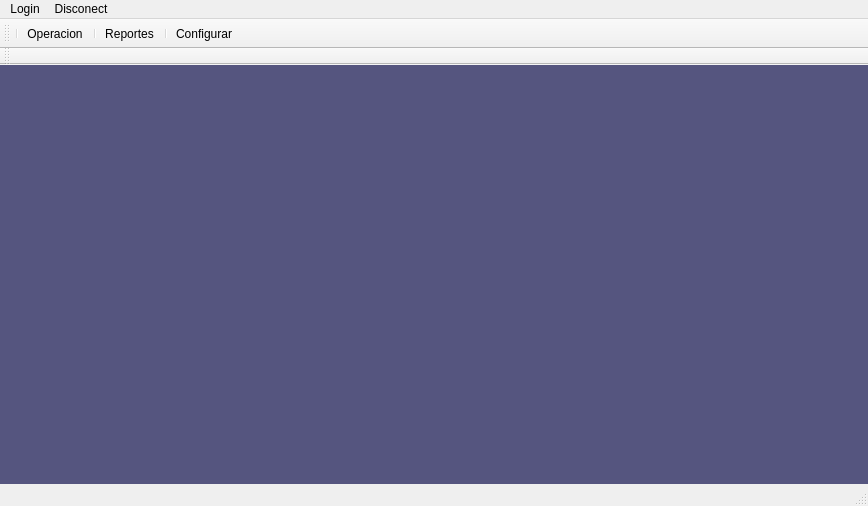
This is baculalienzo/principal.ui in PedroLopez79/basculalienzoC as Qt 5 draws it before an edit. The edited form follows.
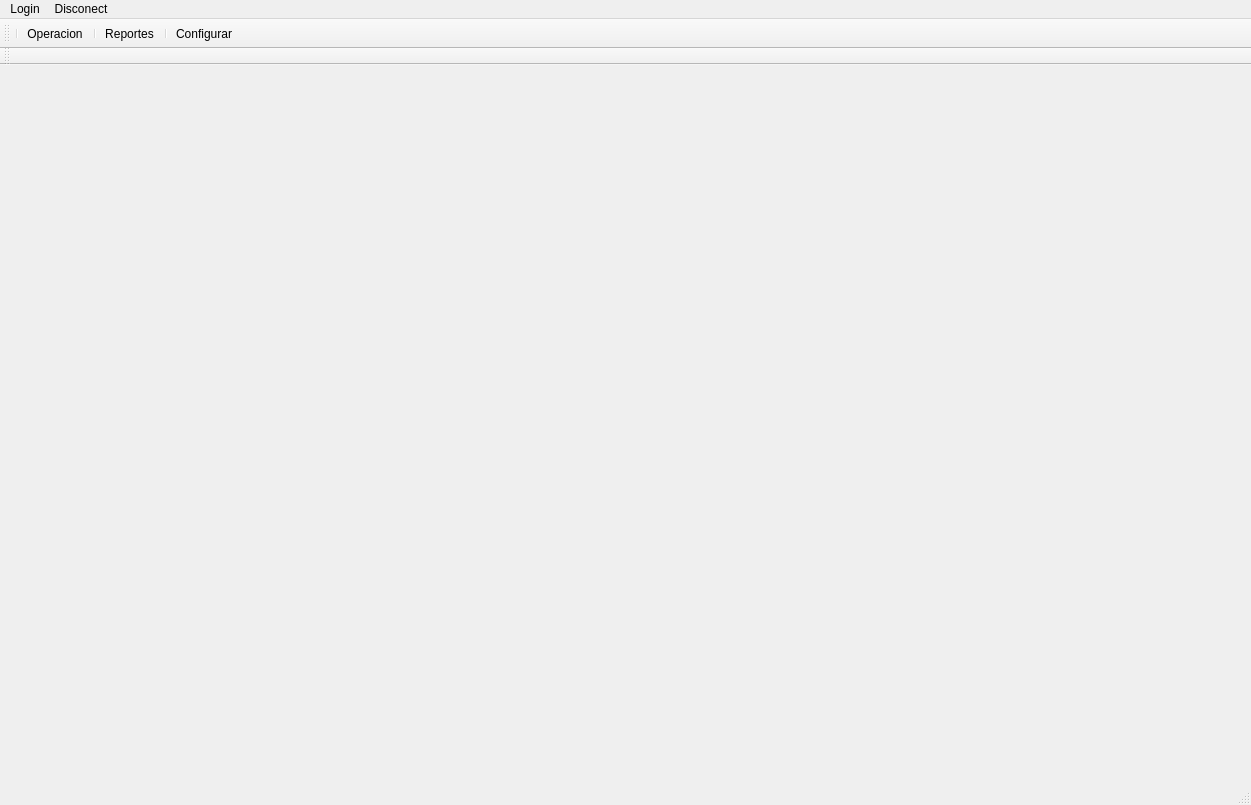
This is the edited form. Icons and pictures are not drawn.

Patch:
```diff
--- a/baculalienzo/principal.ui
+++ b/baculalienzo/principal.ui
@@ -6,8 +6,8 @@
    <rect>
     <x>0</x>
     <y>0</y>
-    <width>868</width>
-    <height>506</height>
+    <width>1251</width>
+    <height>805</height>
    </rect>
   </property>
   <property name="windowTitle">
@@ -15,7 +15,7 @@
   </property>
   <widget class="QWidget" name="centralWidget">
    <property name="styleSheet">
-    <string notr="true">background-color: rgb(85, 85, 127);</string>
+    <string notr="true"/>
    </property>
   </widget>
   <widget class="QMenuBar" name="menuBar">
@@ -23,7 +23,7 @@
     <rect>
      <x>0</x>
      <y>0</y>
-     <width>868</width>
+     <width>1251</width>
      <height>22</height>
     </rect>
    </property>
@@ -83,7 +83,7 @@
     <enum>TopToolBarArea</enum>
    </attribute>
    <attribute name="toolBarBreak">
-    <bool>true</bool>
+    <bool>false</bool>
    </attribute>
    <addaction name="separator"/>
    <addaction name="actionOperacion"/>
```
